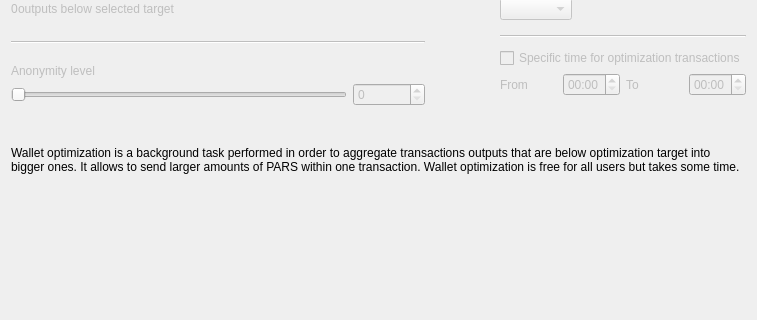
The window that src/gui/ui/optimizationsettingsdialog.ui (btcsymbiotic/BTCSWallet) describes before a commit, drawn with Qt 5; both pictures show x 0 to 757 and y 115 to 435 of the 757 by 516 pixel window.
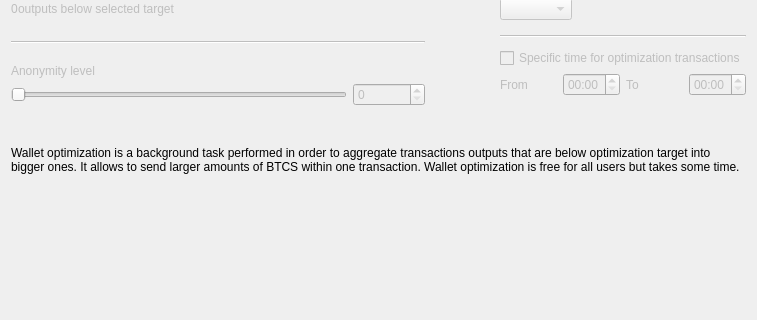
The same window after the commit.

```diff
--- a/src/gui/ui/optimizationsettingsdialog.ui
+++ b/src/gui/ui/optimizationsettingsdialog.ui
@@ -452,7 +452,7 @@
      <item>
       <widget class="QLabel" name="m_helpLabel">
        <property name="text">
-        <string>Wallet optimization is a background task performed in order to aggregate transactions outputs that are below optimization target into bigger ones. It allows to send larger amounts of PARS within one transaction. Wallet optimization is free for all users but takes some time.</string>
+        <string>Wallet optimization is a background task performed in order to aggregate transactions outputs that are below optimization target into bigger ones. It allows to send larger amounts of BTCS within one transaction. Wallet optimization is free for all users but takes some time.</string>
        </property>
        <property name="wordWrap">
         <bool>true</bool>
```
